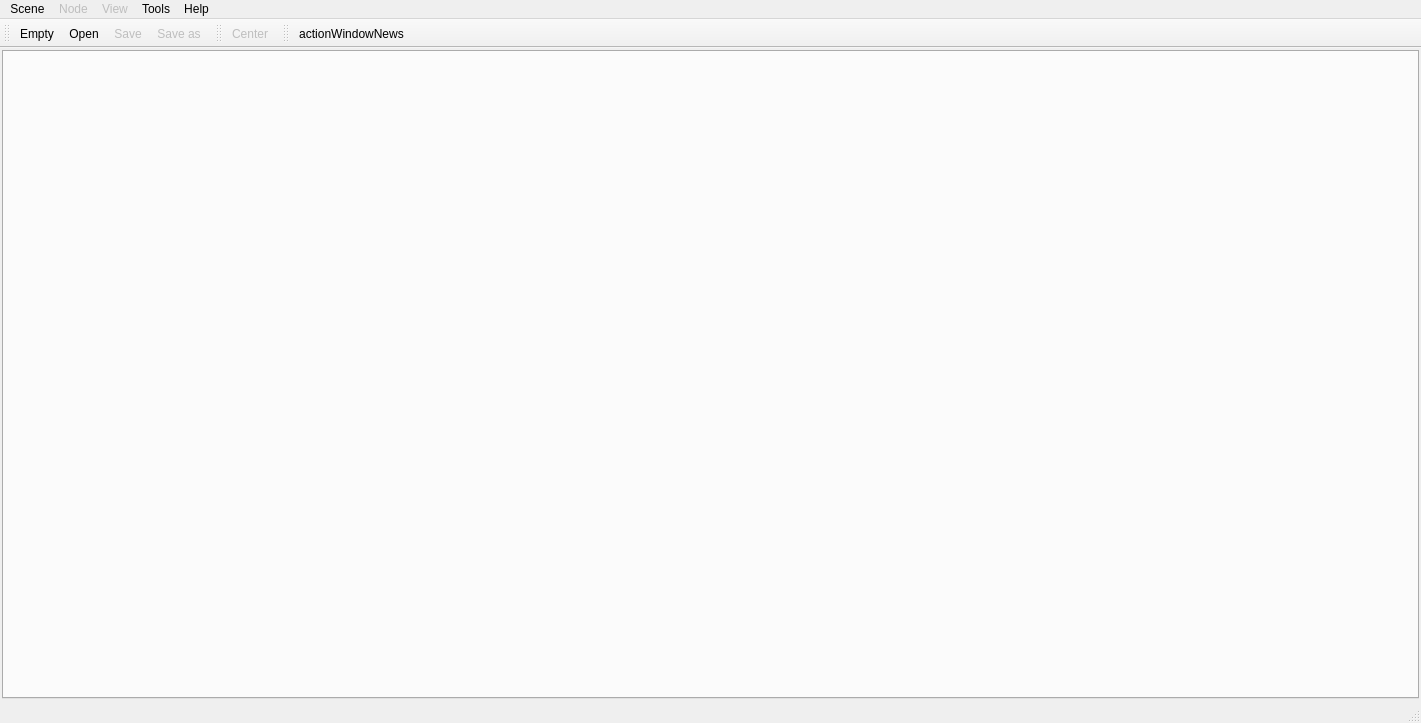
VoukoderPro/VoukoderPro, file Designer/mainwindow.ui: the form before one commit.
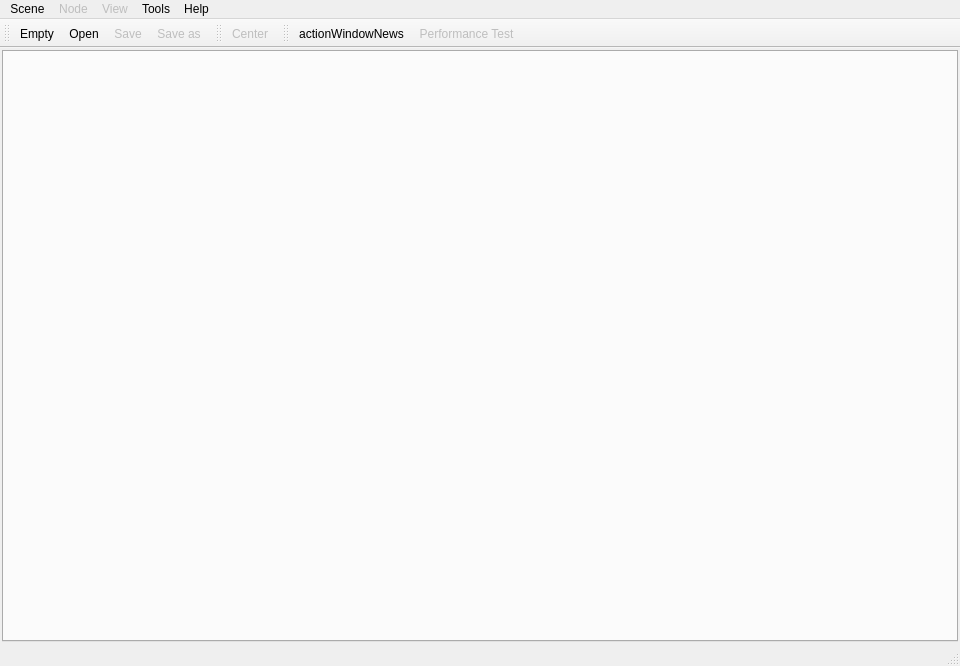
The form after the commit. Icons and pictures are not drawn.

Commit message: Reworked Scene Test

What changed in the file:
```diff
--- a/Designer/mainwindow.ui
+++ b/Designer/mainwindow.ui
@@ -6,8 +6,8 @@
    <rect>
     <x>0</x>
     <y>0</y>
-    <width>1421</width>
-    <height>723</height>
+    <width>960</width>
+    <height>666</height>
    </rect>
   </property>
   <property name="windowTitle">
@@ -51,7 +51,7 @@
     <rect>
      <x>0</x>
      <y>0</y>
-     <width>1421</width>
+     <width>960</width>
      <height>22</height>
     </rect>
    </property>
@@ -228,6 +228,7 @@
     <bool>false</bool>
    </attribute>
    <addaction name="actionWindowNews"/>
+   <addaction name="actionToolsPerformance_Test"/>
   </widget>
   <action name="actionSceneNewEmpty">
    <property name="icon">
```
Left out of the diff: 57 changed lines with no effect on the pictures. The commit also changes 17 other files.
